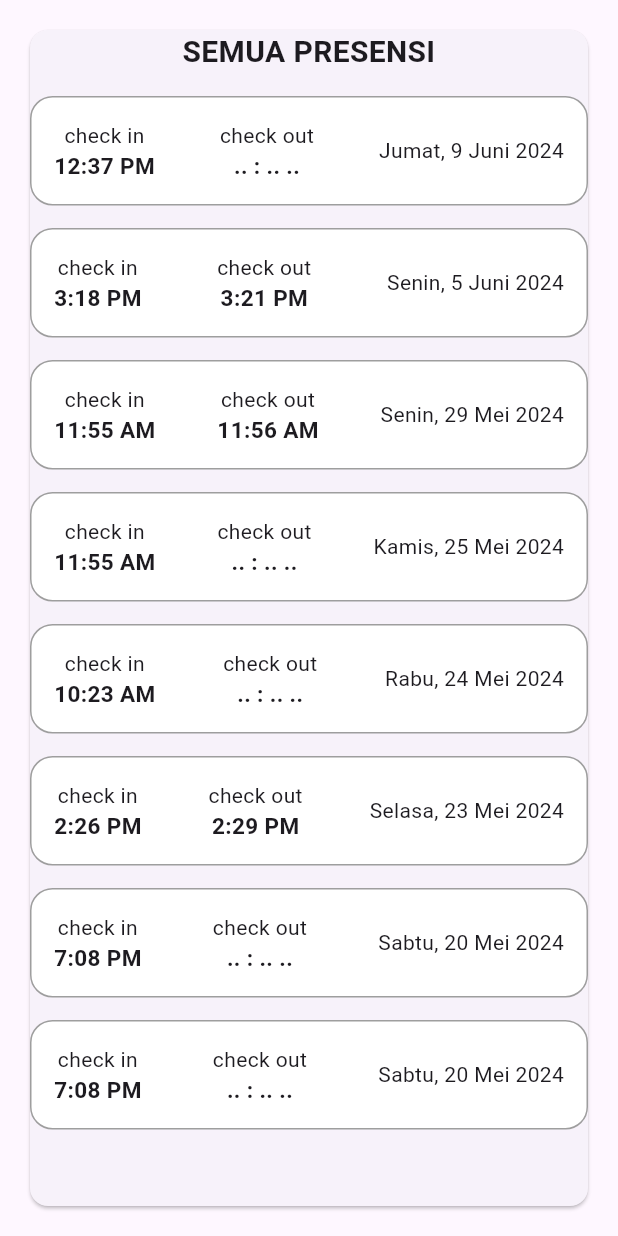
After one commit to mp-class-si-unugha-2024/Presensi-Zulfa, a Flutter app: the AllPresenceView screen opened by its route, on a phone screen of 412 x 824 dp. The commit adds this screen. Run offline on Flutter 3.47's test engine with Material 3 defaults, Android fonts, the phone set to English and light mode, and no system bars; our stand-ins replace device_preview, get.

Commit message:
all presence

```diff
--- /dev/null
+++ b/lib/app/modules/all_presence/bindings/all_presence_binding.dart
@@ -0,0 +1,12 @@
+import 'package:get/get.dart';
+
+import '../controllers/all_presence_controller.dart';
+
+class AllPresenceBinding extends Bindings {
+  @override
+  void dependencies() {
+    Get.lazyPut<AllPresenceController>(
+      () => AllPresenceController(),
+    );
+  }
+}
--- /dev/null
+++ b/lib/app/modules/all_presence/controllers/all_presence_controller.dart
@@ -0,0 +1,23 @@
+import 'package:get/get.dart';
+
+class AllPresenceController extends GetxController {
+  //TODO: Implement AllPresenceController
+
+  final count = 0.obs;
+  @override
+  void onInit() {
+    super.onInit();
+  }
+
+  @override
+  void onReady() {
+    super.onReady();
+  }
+
+  @override
+  void onClose() {
+    super.onClose();
+  }
+
+  void increment() => count.value++;
+}
--- /dev/null
+++ b/lib/app/modules/all_presence/views/all_presence_view.dart
@@ -0,0 +1,329 @@
+import 'package:flutter/material.dart';
+
+import 'package:get/get.dart';
+
+import '../controllers/all_presence_controller.dart';
+
+class AllPresenceView extends GetView<AllPresenceController> {
+  const AllPresenceView({Key? key}) : super(key: key);
+  @override
+  Widget build(BuildContext context) {
+    return Scaffold(
+      body: SafeArea(
+        child: Padding(
+          padding: const EdgeInsets.all(16.0),
+          child: Card(
+            child: Form(
+              child: ListView(
+                // crossAxisAlignment: CrossAxisAlignment.stretch,
+                children: [
+                  Text(
+                    "SEMUA PRESENSI",
+                    style: TextStyle(fontSize: 20, fontWeight: FontWeight.bold),
+                    textAlign: TextAlign.center,
+                  ),
+                  SizedBox(
+                    height: 15,
+                  ),
+                  Container(
+                    padding: EdgeInsets.all(15),
+                    decoration: BoxDecoration(
+                      border: Border.all(color: Colors.grey),
+                      color: Colors.white,
+                      borderRadius: BorderRadius.circular(15),
+                    ),
+                    child: Row(
+                      mainAxisAlignment: MainAxisAlignment.spaceBetween,
+                      children: [
+                        Column(
+                          children: [
+                            Text("check in"),
+                            Text(
+                              "12:37 PM",
+                              style: TextStyle(
+                                  fontSize: 15, fontWeight: FontWeight.bold),
+                            ),
+                          ],
+                        ),
+                        Column(
+                          children: [
+                            Text("check out"),
+                            Text(
+                              ".. : .. ..",
+                              style: TextStyle(
+                                  fontSize: 15, fontWeight: FontWeight.bold),
+                            ),
+                          ],
+                        ),
+                        Text("Jumat, 9 Juni 2024"),
+                      ],
+                    ),
+                  ),
+                  SizedBox(
+                    height: 15,
+                  ),
+                  Container(
+                    padding: EdgeInsets.all(15),
+                    decoration: BoxDecoration(
+                      border: Border.all(color: Colors.grey),
+                      color: Colors.white,
+                      borderRadius: BorderRadius.circular(15),
+                    ),
+                    child: Row(
+                      mainAxisAlignment: MainAxisAlignment.spaceBetween,
+                      children: [
+                        Column(
+                          children: [
+                            Text("check in"),
+                            Text(
+                              "3:18 PM",
+                              style: TextStyle(
+                                  fontSize: 15, fontWeight: FontWeight.bold),
+                            ),
+                          ],
+                        ),
+                        Column(
+                          children: [
+                            Text("check out"),
+                            Text(
+                              "3:21 PM",
+                              style: TextStyle(
+                                  fontSize: 15, fontWeight: FontWeight.bold),
+                            ),
+                          ],
+                        ),
+                        Text("Senin, 5 Juni 2024"),
+                      ],
+                    ),
+                  ),
+                  SizedBox(
+                    height: 15,
+                  ),
+                  Container(
+                    padding: EdgeInsets.all(15),
+                    decoration: BoxDecoration(
+                      border: Border.all(color: Colors.grey),
+                      color: Colors.white,
+                      borderRadius: BorderRadius.circular(15),
+                    ),
+                    child: Row(
+                      mainAxisAlignment: MainAxisAlignment.spaceBetween,
+                      children: [
+                        Column(
+                          children: [
+                            Text("check in"),
+                            Text(
+                              "11:55 AM",
+                              style: TextStyle(
+                                  fontSize: 15, fontWeight: FontWeight.bold),
+                            ),
+                          ],
+                        ),
+                        Column(
+                          children: [
+                            Text("check out"),
+                            Text(
+                              "11:56 AM",
+                              style: TextStyle(
+                                  fontSize: 15, fontWeight: FontWeight.bold),
+                            ),
+                          ],
+                        ),
+                        Text("Senin, 29 Mei 2024"),
+                      ],
+                    ),
+                  ),
+                  SizedBox(
+                    height: 15,
+                  ),
+                  Container(
+                    padding: EdgeInsets.all(15),
+                    decoration: BoxDecoration(
+                      border: Border.all(color: Colors.grey),
+                      color: Colors.white,
+                      borderRadius: BorderRadius.circular(15),
+                    ),
+                    child: Row(
+                      mainAxisAlignment: MainAxisAlignment.spaceBetween,
+                      children: [
+                        Column(
+                          children: [
+                            Text("check in"),
+                            Text(
+                              "11:55 AM",
+                              style: TextStyle(
+                                  fontSize: 15, fontWeight: FontWeight.bold),
+                            ),
+                          ],
+                        ),
+                        Column(
+                          children: [
+                            Text("check out"),
+                            Text(
+                              ".. : .. ..",
+                              style: TextStyle(
+                                  fontSize: 15, fontWeight: FontWeight.bold),
+                            ),
+                          ],
+                        ),
+                        Text("Kamis, 25 Mei 2024"),
+                      ],
+                    ),
+                  ),
+                  SizedBox(
+                    height: 15,
+                  ),
+                  Container(
+                    padding: EdgeInsets.all(15),
+                    decoration: BoxDecoration(
+                      border: Border.all(color: Colors.grey),
+                      color: Colors.white,
+                      borderRadius: BorderRadius.circular(15),
+                    ),
+                    child: Row(
+                      mainAxisAlignment: MainAxisAlignment.spaceBetween,
+                      children: [
+                        Column(
+                          children: [
+                            Text("check in"),
+                            Text(
+                              "10:23 AM",
+                              style: TextStyle(
+                                  fontSize: 15, fontWeight: FontWeight.bold),
+                            ),
+                          ],
+                        ),
+                        Column(
+                          children: [
+                            Text("check out"),
+                            Text(
+                              ".. : .. ..",
+                              style: TextStyle(
+                                  fontSize: 15, fontWeight: FontWeight.bold),
+                            ),
+                          ],
+                        ),
+                        Text("Rabu, 24 Mei 2024"),
+                      ],
+                    ),
+                  ),
+                  SizedBox(
+                    height: 15,
+                  ),
+                  Container(
+                    padding: EdgeInsets.all(15),
+                    decoration: BoxDecoration(
+                      border: Border.all(color: Colors.grey),
+                      color: Colors.white,
+                      borderRadius: BorderRadius.circular(15),
+                    ),
+                    child: Row(
+                      mainAxisAlignment: MainAxisAlignment.spaceBetween,
+                      children: [
+                        Column(
+                          children: [
+                            Text("check in"),
+                            Text(
+                              "2:26 PM",
+                              style: TextStyle(
+                                  fontSize: 15, fontWeight: FontWeight.bold),
+                            ),
+                          ],
+                        ),
+                        Column(
+                          children: [
+                            Text("check out"),
+                            Text(
+                              "2:29 PM",
+                              style: TextStyle(
+                                  fontSize: 15, fontWeight: FontWeight.bold),
+                            ),
+                          ],
+                        ),
+                        Text("Selasa, 23 Mei 2024"),
+                      ],
+                    ),
+                  ),
+                  SizedBox(
+                    height: 15,
+                  ),
+                  Container(
+                    padding: EdgeInsets.all(15),
+                    decoration: BoxDecoration(
+                      border: Border.all(color: Colors.grey),
+                      color: Colors.white,
+                      borderRadius: BorderRadius.circular(15),
+                    ),
+                    child: Row(
+                      mainAxisAlignment: MainAxisAlignment.spaceBetween,
+                      children: [
+                        Column(
+                          children: [
+                            Text("check in"),
+                            Text(
+                              "7:08 PM",
+                              style: TextStyle(
+                                  fontSize: 15, fontWeight: FontWeight.bold),
+                            ),
+                          ],
+                        ),
+                        Column(
+                          children: [
+                            Text("check out"),
+                            Text(
+                              ".. : .. ..",
+                              style: TextStyle(
+                                  fontSize: 15, fontWeight: FontWeight.bold),
+                            ),
+                          ],
+                        ),
+                        Text("Sabtu, 20 Mei 2024"),
+                      ],
+                    ),
+                  ),
+                  SizedBox(
+                    height: 15,
+                  ),
+                  Container(
+                    padding: EdgeInsets.all(15),
+                    decoration: BoxDecoration(
+                      border: Border.all(color: Colors.grey),
+                      color: Colors.white,
+                      borderRadius: BorderRadius.circular(15),
+                    ),
+                    child: Row(
+                      mainAxisAlignment: MainAxisAlignment.spaceBetween,
+                      children: [
+                        Column(
+                          children: [
+                            Text("check in"),
+                            Text(
+                              "7:08 PM",
+                              style: TextStyle(
+                                  fontSize: 15, fontWeight: FontWeight.bold),
+                            ),
+                          ],
+                        ),
+                        Column(
+                          children: [
+                            Text("check out"),
+                            Text(
+                              ".. : .. ..",
+                              style: TextStyle(
+                                  fontSize: 15, fontWeight: FontWeight.bold),
+                            ),
+                          ],
+                        ),
+                        Text("Sabtu, 20 Mei 2024"),
+                      ],
+                    ),
+                  ),
+                ],
+              ),
+            ),
+          ),
+        ),
+      ),
+    );
+  }
+}
--- a/lib/app/modules/home/views/home_view.dart
+++ b/lib/app/modules/home/views/home_view.dart
@@ -1,5 +1,6 @@
 import 'package:flutter/material.dart';
 import 'package:get/get.dart';
+import 'package:presensi/app/routes/app_pages.dart';
 
 import '../controllers/home_controller.dart';
 
@@ -7,6 +8,7 @@ class HomeView extends GetView<HomeController> {
   const HomeView({Key? key}) : super(key: key);
   @override
   Widget build(BuildContext context) {
+    var formkey = GlobalKey<FormState>();
     return Scaffold(
       body: SafeArea(
         child: Center(
@@ -164,7 +166,10 @@ class HomeView extends GetView<HomeController> {
                           TextStyle(fontSize: 20, fontWeight: FontWeight.bold),
                     ),
                     TextButton(
-                      onPressed: () {},
+                      onPressed: () {
+                        Get.toNamed(Routes.ALL_PRESENCE);
+                        if (formkey.currentState!.validate()) {}
+                      },
                       child: Text("Lihat semua..."),
                     ),
                   ],
--- a/lib/app/modules/signup/views/signup_view.dart
+++ b/lib/app/modules/signup/views/signup_view.dart
@@ -18,8 +18,9 @@ class SignupView extends GetView<SignupController> {
     ];
 
     return Scaffold(
-      appBar: AppBar(),
-      body: Center(
+      body: SafeArea(
+        child: Padding(
+          padding: const EdgeInsets.all(16.0),
           child: Card(
             child: Form(
               key: formkey,
@@ -30,7 +31,8 @@ class SignupView extends GetView<SignupController> {
                   children: [
                     Text(
                       "REGISTRASI",
-                    style: TextStyle(fontSize: 20, fontWeight: FontWeight.bold),
+                      style:
+                          TextStyle(fontSize: 20, fontWeight: FontWeight.bold),
                       textAlign: TextAlign.center,
                     ),
                     SizedBox(height: 15),
@@ -143,6 +145,7 @@ class SignupView extends GetView<SignupController> {
             ),
           ),
         ),
+      ),
     );
   }
 }
--- a/lib/app/routes/app_pages.dart
+++ b/lib/app/routes/app_pages.dart
@@ -1,5 +1,7 @@
 import 'package:get/get.dart';
 
+import '../modules/all_presence/bindings/all_presence_binding.dart';
+import '../modules/all_presence/views/all_presence_view.dart';
 import '../modules/home/bindings/home_binding.dart';
 import '../modules/home/views/home_view.dart';
 import '../modules/signin/bindings/signin_binding.dart';
@@ -37,5 +39,10 @@ class AppPages {
       page: () => const SignupView(),
       binding: SignupBinding(),
     ),
+    GetPage(
+      name: _Paths.ALL_PRESENCE,
+      page: () => const AllPresenceView(),
+      binding: AllPresenceBinding(),
+    ),
   ];
 }
--- a/lib/app/routes/app_routes.dart
+++ b/lib/app/routes/app_routes.dart
@@ -7,6 +7,7 @@ abstract class Routes {
   static const START = _Paths.START;
   static const SIGNIN = _Paths.SIGNIN;
   static const SIGNUP = _Paths.SIGNUP;
+  static const ALL_PRESENCE = _Paths.ALL_PRESENCE;
 }
 
 abstract class _Paths {
@@ -15,4 +16,5 @@ abstract class _Paths {
   static const START = '/start';
   static const SIGNIN = '/signin';
   static const SIGNUP = '/signup';
+  static const ALL_PRESENCE = '/all-presence';
 }
```
Lines whose indentation alone changed are shown as unchanged.
